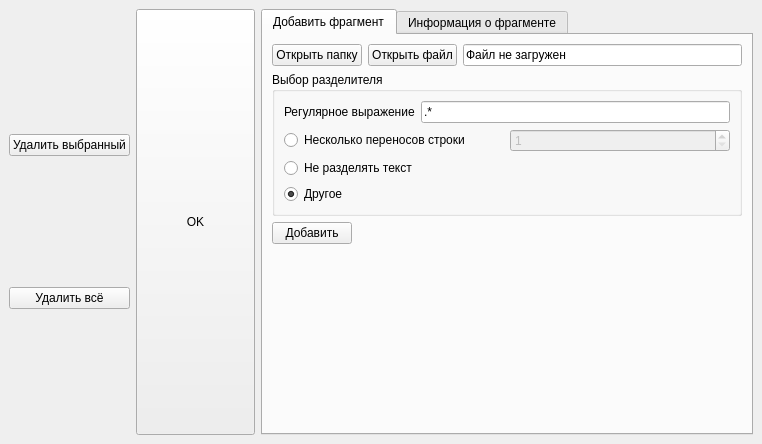
This is ui/fragments.ui in moevm/nosql1h19-text-graph as Qt 5 draws it before an edit. The edited form follows.
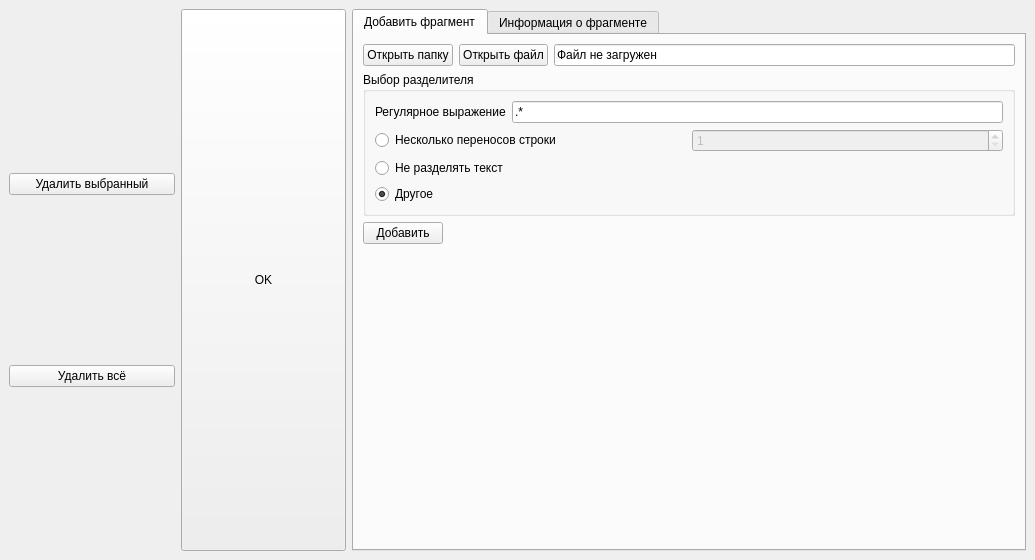
This is the edited form. Icons and pictures are not drawn.

```diff
--- a/ui/fragments.ui
+++ b/ui/fragments.ui
@@ -9,8 +9,8 @@
    <rect>
     <x>0</x>
     <y>0</y>
-    <width>762</width>
-    <height>444</height>
+    <width>1035</width>
+    <height>560</height>
    </rect>
   </property>
   <property name="windowTitle">
```
